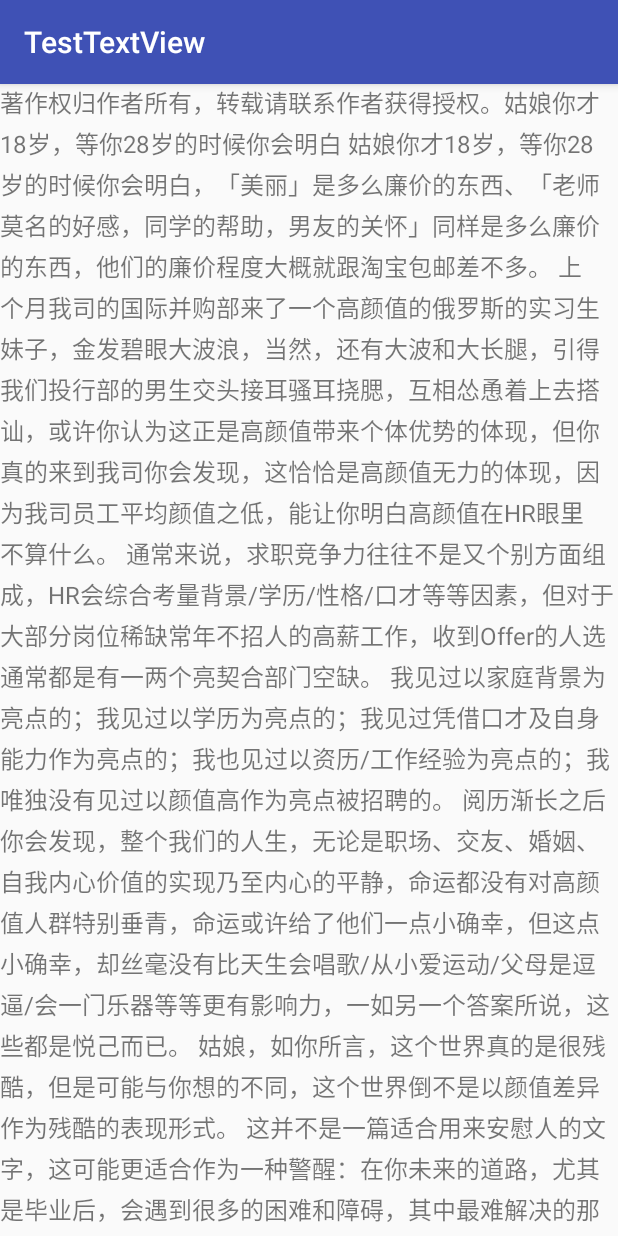
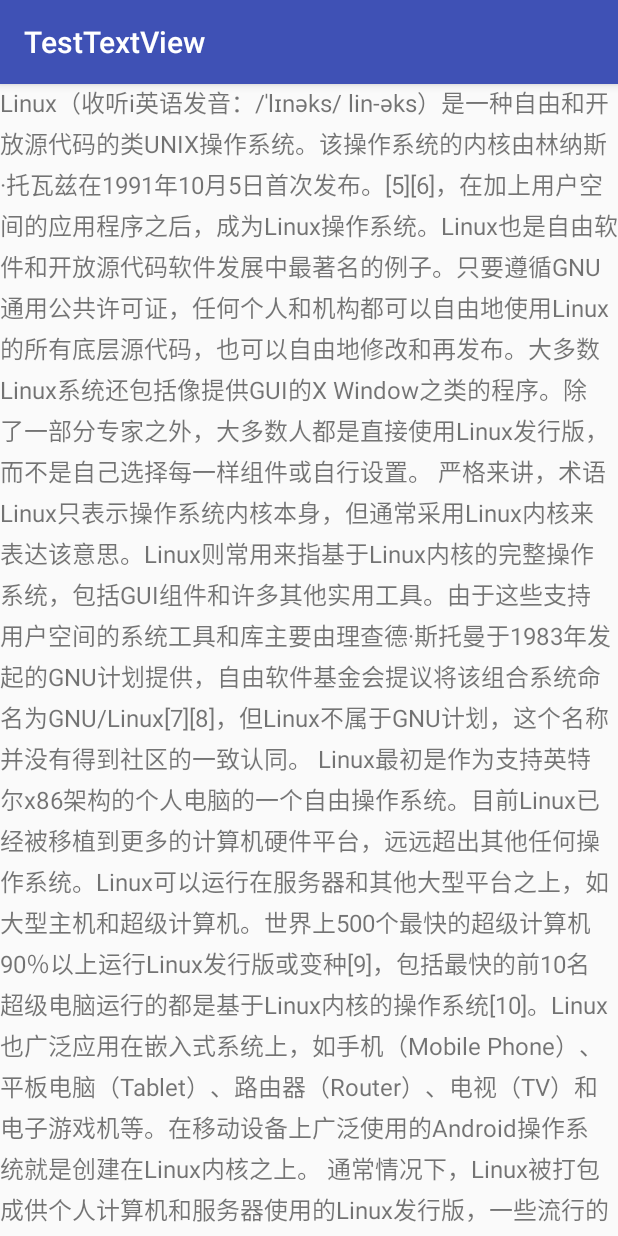
Before and after one commit to laobie/SelectableTextHelper, an Android app: the screen it shows after launch (MainActivity), on a phone screen of 412 x 824 dp. Run offline under Robolectric (Android 15) with nearby library versions, the phone set to English and light mode, and no system bars.

Commit message:
deal scroll scene

```diff
--- a/app/src/main/java/com/jaeger/testtextview/MainActivity.java
+++ b/app/src/main/java/com/jaeger/testtextview/MainActivity.java
@@ -25,6 +25,8 @@ public class MainActivity extends AppCompatActivity {
         btnTest = (Button) findViewById(R.id.btn_test);
         mLlRoot = findViewById(R.id.ll_root);
 
+        //mTvTest.setTextIsSelectable(true);
+
         mSelectableText = new SelectableTextHelper(mTvTest);
         mSelectableText.setSelectListener(new OnSelectListener() {
             @Override
@@ -39,7 +41,7 @@ public class MainActivity extends AppCompatActivity {
 
     @Override
     protected void onPause() {
-        mSelectableText.destroy();
+        //mSelectableText.destroy();
         super.onPause();
     }
 }
--- a/app/src/main/java/com/jaeger/testtextview/SelectUtil.java
+++ b/app/src/main/java/com/jaeger/testtextview/SelectUtil.java
@@ -24,8 +24,6 @@ public class SelectUtil {
 
             int offsetX = (int) layout.getPrimaryHorizontal(offset);
 
-            L.d("SelectUtil", "offset  is " + offset);
-            L.d("SelectUtil", "x is " + x + " offsetX is " + offsetX);
             if (offsetX > x) {
                 return layout.getOffsetToLeftOf(offset);
             } else {
--- a/app/src/main/res/layout/activity_main.xml
+++ b/app/src/main/res/layout/activity_main.xml
@@ -6,9 +6,9 @@
     android:layout_height="match_parent"
     android:orientation="vertical">
 
-    <!--<ScrollView-->
-    <!--android:layout_width="match_parent"-->
-    <!--android:layout_height="match_parent">-->
+    <ScrollView
+        android:layout_width="match_parent"
+        android:layout_height="match_parent">
         <TextView
             android:id="@+id/tv_test"
             android:layout_width="match_parent"
@@ -17,7 +17,7 @@
             android:lineSpacingExtra="3dp"
             android:text="@string/long_text"
             android:textSize="16sp"/>
-    <!--</ScrollView>-->
+    </ScrollView>
 
     <Button
         android:id="@+id/btn_test"
--- a/app/src/main/res/values/strings.xml
+++ b/app/src/main/res/values/strings.xml
@@ -1,18 +1,13 @@
 <resources>
     <string name="app_name">TestTextView</string>
-    <string name="long_text">著作权归作者所有，转载请联系作者获得授权。姑娘你才18岁，等你28岁的时候你会明白
+    <string name="long_text">Linux（收听i英语发音：/ˈlɪnəks/ lin-əks）是一种自由和开放源代码的类UNIX操作系统。该操作系统的内核由林纳斯·托瓦兹在1991年10月5日首次发布。[5][6]，在加上用户空间的应用程序之后，成为Linux操作系统。Linux也是自由软件和开放源代码软件发展中最著名的例子。只要遵循GNU通用公共许可证，任何个人和机构都可以自由地使用Linux的所有底层源代码，也可以自由地修改和再发布。大多数Linux系统还包括像提供GUI的X Window之类的程序。除了一部分专家之外，大多数人都是直接使用Linux发行版，而不是自己选择每一样组件或自行设置。
 
-姑娘你才18岁，等你28岁的时候你会明白，「美丽」是多么廉价的东西、「老师莫名的好感，同学的帮助，男友的关怀」同样是多么廉价的东西，他们的廉价程度大概就跟淘宝包邮差不多。
+严格来讲，术语Linux只表示操作系统内核本身，但通常采用Linux内核来表达该意思。Linux则常用来指基于Linux内核的完整操作系统，包括GUI组件和许多其他实用工具。由于这些支持用户空间的系统工具和库主要由理查德·斯托曼于1983年发起的GNU计划提供，自由软件基金会提议将该组合系统命名为GNU/Linux[7][8]，但Linux不属于GNU计划，这个名称并没有得到社区的一致认同。
 
-上个月我司的国际并购部来了一个高颜值的俄罗斯的实习生妹子，金发碧眼大波浪，当然，还有大波和大长腿，引得我们投行部的男生交头接耳骚耳挠腮，互相怂恿着上去搭讪，或许你认为这正是高颜值带来个体优势的体现，但你真的来到我司你会发现，这恰恰是高颜值无力的体现，因为我司员工平均颜值之低，能让你明白高颜值在HR眼里不算什么。
-通常来说，求职竞争力往往不是又个别方面组成，HR会综合考量背景/学历/性格/口才等等因素，但对于大部分岗位稀缺常年不招人的高薪工作，收到Offer的人选通常都是有一两个亮契合部门空缺。
-我见过以家庭背景为亮点的；我见过以学历为亮点的；我见过凭借口才及自身能力作为亮点的；我也见过以资历/工作经验为亮点的；我唯独没有见过以颜值高作为亮点被招聘的。
+Linux最初是作为支持英特尔x86架构的个人电脑的一个自由操作系统。目前Linux已经被移植到更多的计算机硬件平台，远远超出其他任何操作系统。Linux可以运行在服务器和其他大型平台之上，如大型主机和超级计算机。世界上500个最快的超级计算机90％以上运行Linux发行版或变种[9]，包括最快的前10名超级电脑运行的都是基于Linux内核的操作系统[10]。Linux也广泛应用在嵌入式系统上，如手机（Mobile Phone）、平板电脑（Tablet）、路由器（Router）、电视（TV）和电子游戏机等。在移动设备上广泛使用的Android操作系统就是创建在Linux内核之上。
 
-阅历渐长之后你会发现，整个我们的人生，无论是职场、交友、婚姻、自我内心价值的实现乃至内心的平静，命运都没有对高颜值人群特别垂青，命运或许给了他们一点小确幸，但这点小确幸，却丝毫没有比天生会唱歌/从小爱运动/父母是逗逼/会一门乐器等等更有影响力，一如另一个答案所说，这些都是悦己而已。
-
-姑娘，如你所言，这个世界真的是很残酷，但是可能与你想的不同，这个世界倒不是以颜值差异作为残酷的表现形式。
-
-这并不是一篇适合用来安慰人的文字，这可能更适合作为一种警醒：在你未来的道路，尤其是毕业后，会遇到很多的困难和障碍，其中最难解决的那一部分往往最不公平，但是如果你错误的以为这是因为颜值造成，这可能是会给你带来比困难本身更可怕的困扰。——我想这或许是命运对低颜值人群最大的陷阱和恶意了。</string>
+通常情况下，Linux被打包成供个人计算机和服务器使用的Linux发行版，一些流行的主流Linux发布版，包括Debian（及其派生版本Ubuntu、Linux Mint）、Fedora（及其相关版本Red Hat Enterprise Linux、CentOS）和openSUSE等。Linux发行版包含Linux内核和支撑内核的实用程序和库，通常还带有大量可以满足各类需求的应用程序。个人计算机使用的Linux发行版通常包含X Window和一个相应的桌面环境，如GNOME或KDE。桌面Linux操作系统常用的应用程序，包括Firefox网页浏览器、LibreOffice办公软件、GIMP图像处理工具等。由于Linux是自由软件，任何人都可以创建一个匹配自己需求的Linux发行版。
+    </string>
     <string name="copy">复制</string>
     <string name="select_all">全选</string>
 </resources>
```
Also changed, not shown: app/src/main/java/com/jaeger/testtextview/SelectableTextHelper.java (+84 -50 lines). Lines whose indentation alone changed are shown as unchanged.
